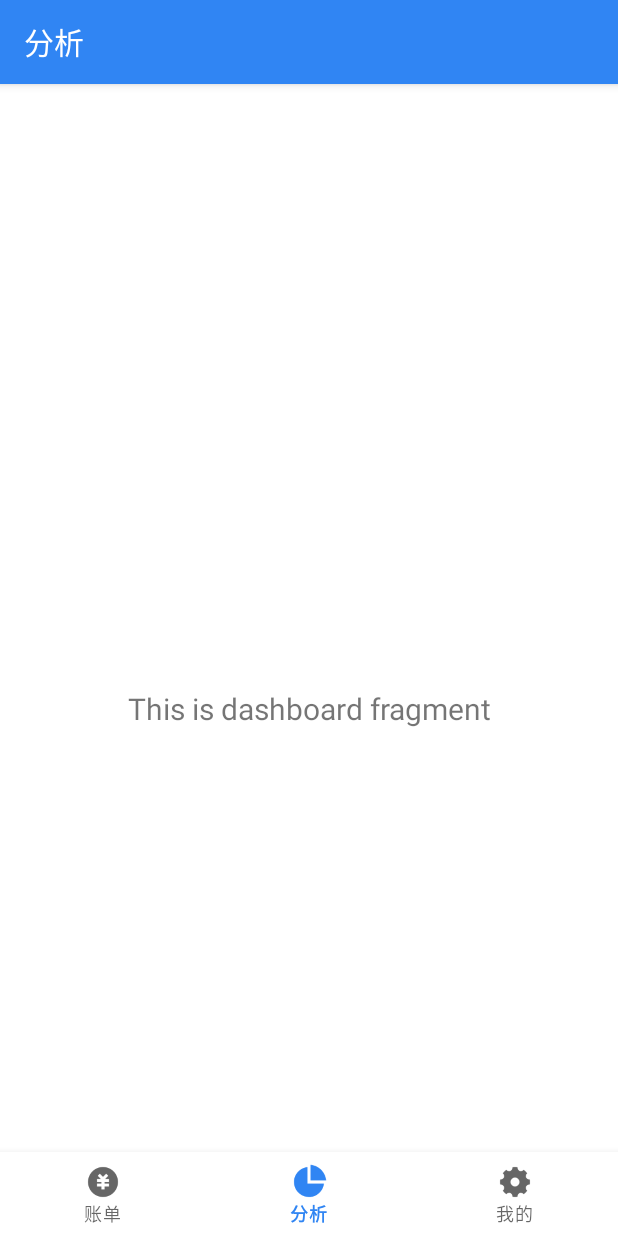
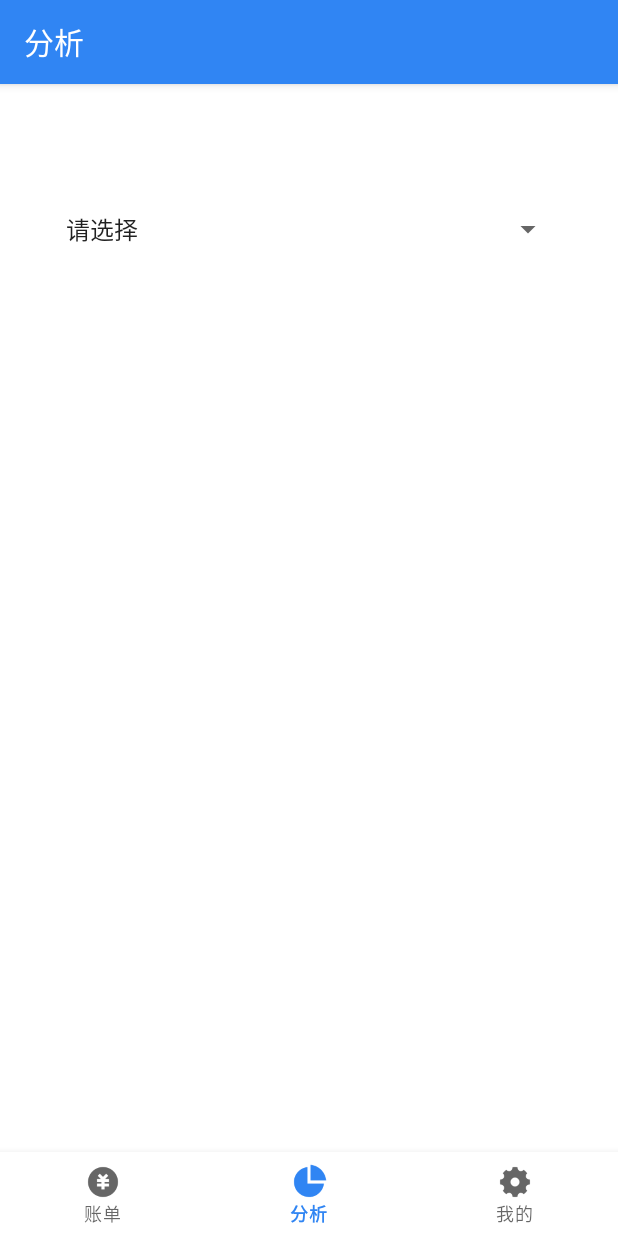
Before and after one commit to Poivre-hxx/financial-manage-sys, an Android app: the bar screen opened directly, with no data from a screen before it, item 2 of the bottom bar chosen, on a phone screen of 412 x 824 dp. Run offline under Robolectric (Android 15) with nearby library versions, the phone set to English and light mode, and no system bars; our stand-ins replace navigation-ui.

```diff
--- a/app/src/main/java/com/example/financial/ui/dashboard/DashboardFragment.java
+++ b/app/src/main/java/com/example/financial/ui/dashboard/DashboardFragment.java
@@ -1,15 +1,32 @@
 package com.example.financial.ui.dashboard;
 
+import androidx.appcompat.app.AppCompatActivity;
+
+import android.content.Intent;
+import android.database.Cursor;
+import android.database.sqlite.SQLiteDatabase;
 import android.os.Bundle;
+import android.os.Debug;
 import android.view.LayoutInflater;
 import android.view.View;
 import android.view.ViewGroup;
+import android.widget.AdapterView;
+import android.widget.CursorAdapter;
+import android.widget.Button;
+import android.widget.EditText;
+import android.widget.Spinner;
 import android.widget.TextView;
+import android.widget.Toast;
+import android.widget.ListView;
+import android.widget.SimpleCursorAdapter;
 
 import androidx.annotation.NonNull;
 import androidx.fragment.app.Fragment;
 import androidx.lifecycle.ViewModelProvider;
 
+import com.example.financial.DBHelper;
+import com.example.financial.MainActivity;
+import com.example.financial.R;
 import com.example.financial.databinding.FragmentDashboardBinding;
 
 public class DashboardFragment extends Fragment {
@@ -26,8 +43,49 @@ public class DashboardFragment extends Fragment {
 
         final TextView textView = binding.textDashboard;
         dashboardViewModel.getText().observe(getViewLifecycleOwner(), textView::setText);
+
+
+        Spinner querySpinner = binding.querySpinner;
+        EditText queryData = binding.queryData;
+        Button queryBtn = binding.queryBtn;
+        Button btnAdd = binding.btnAdd;
+        Button ListAll = binding.ListAll;
+
+        String query = querySpinner.getSelectedItem().toString();
+        // 监听querySpinner发生改变
+        querySpinner.setOnItemSelectedListener(new AdapterView.OnItemSelectedListener() {
+            @Override
+            public void onItemSelected(AdapterView<?> parent, View view, int position, long id) {
+                // 获取选中的值
+                String query = querySpinner.getSelectedItem().toString();
+
+                if(!query.equals("请选择")) {
+                    queryData.setVisibility(View.VISIBLE);
+                    queryBtn.setVisibility(View.VISIBLE);
+                    btnAdd.setVisibility(View.VISIBLE);
+                    ListAll.setVisibility(View.VISIBLE);
+
+                    queryBtn.setOnClickListener(new View.OnClickListener() {
+                        @Override
+                        public void onClick(View v) {
+                            String data = queryData.getText().toString();
+                            // 查询 spend 表中 query字段为 data 的数据
+                            if(data != "") {
+                                Toast.makeText(getActivity(), "查询成功", Toast.LENGTH_SHORT).show();
+                            }
+                        }
+                    });
+                }
+            }
+            @Override
+            public void onNothingSelected(AdapterView<?> parent) {
+            }
+        });
+
+
         return root;
     }
+
 
     @Override
     public void onDestroyView() {
--- a/app/src/main/java/com/example/financial/ui/dashboard/DashboardViewModel.java
+++ b/app/src/main/java/com/example/financial/ui/dashboard/DashboardViewModel.java
@@ -10,7 +10,7 @@ public class DashboardViewModel extends ViewModel {
 
     public DashboardViewModel() {
         mText = new MutableLiveData<>();
-        mText.setValue("This is dashboard fragment");
+        mText.setValue("");
     }
 
     public LiveData<String> getText() {
--- a/app/src/main/java/com/example/financial/ui/home/HomeViewModel.java
+++ b/app/src/main/java/com/example/financial/ui/home/HomeViewModel.java
@@ -10,7 +10,7 @@ public class HomeViewModel extends ViewModel {
 
     public HomeViewModel() {
         mText = new MutableLiveData<>();
-        mText.setValue("This is home fragment");
+        mText.setValue("");
     }
 
     public LiveData<String> getText() {
--- a/app/src/main/res/layout/fragment_dashboard.xml
+++ b/app/src/main/res/layout/fragment_dashboard.xml
@@ -19,4 +19,66 @@
         app:layout_constraintEnd_toEndOf="parent"
         app:layout_constraintStart_toStartOf="parent"
         app:layout_constraintTop_toTopOf="parent" />
+    <LinearLayout
+        android:layout_width="match_parent"
+        android:layout_height="match_parent"
+        android:orientation="vertical"
+        android:background="#ffffff"
+        android:padding="16dp">
+
+        <Spinner
+            android:id="@+id/querySpinner"
+            android:layout_width="340dp"
+            android:layout_height="50dp"
+            android:layout_marginStart="20dp"
+            android:layout_marginTop="0dp"
+            android:layout_marginEnd="20dp"
+            android:dropDownWidth="match_parent"
+            android:entries="@array/classArray"
+            android:scrollbarSize="10dp" />
+
+        <EditText
+            android:id="@+id/queryData"
+            android:visibility="invisible"
+            android:layout_width="match_parent"
+            android:layout_height="wrap_content"
+            android:layout_marginStart="25dp"
+            android:layout_marginEnd="25dp"
+            android:ems="10"
+            android:inputType="textPersonName"
+            android:hint="请输入查询内容" />
+
+        <Button
+            android:id="@+id/queryBtn"
+            android:visibility="invisible"
+            android:layout_width="wrap_content"
+            android:layout_height="wrap_content"
+            android:layout_marginStart="25dp"
+            android:layout_marginEnd="30dp"
+            android:layout_gravity="right"
+            android:text="查询" />
+
+        <ListView
+            android:id="@+id/list"
+            android:layout_width="match_parent"
+            android:layout_height="wrap_content"
+            android:layout_marginLeft="80dp"
+            android:layout_marginTop="20dp"
+            android:layout_marginRight="80dp" />
+
+        <Button
+            android:id="@+id/btnAdd"
+            android:layout_width="match_parent"
+            android:layout_height="wrap_content"
+            android:visibility="invisible"
+            android:text="Add" />
+
+        <Button
+            android:id="@+id/ListAll"
+            android:layout_width="match_parent"
+            android:layout_height="wrap_content"
+            android:visibility="invisible"
+            android:text="ListAll" />
+
+    </LinearLayout>
 </androidx.constraintlayout.widget.ConstraintLayout>
--- a/app/src/main/res/menu/bottom_nav_menu.xml
+++ b/app/src/main/res/menu/bottom_nav_menu.xml
@@ -6,18 +6,21 @@
         android:id="@+id/navigation_home"
         android:icon="@drawable/money_chosen"
         android:title="@string/title_home"
+        app:destination="@id/navigation_home"
         app:showAsAction="withText" />
 
     <item
         android:id="@+id/navigation_dashboard"
         android:icon="@drawable/pie_chosen"
         android:title="@string/title_dashboard"
+        app:destination="@id/navigation_dashboard"
         app:showAsAction="withText" />
 
     <item
         android:id="@+id/navigation_notifications"
         android:icon="@drawable/settings_chosen"
         android:title="@string/title_notifications"
+        app:destination="@id/navigation_notifications"
         app:showAsAction="withText" />
 
 </menu>
--- a/app/src/main/res/navigation/mobile_navigation.xml
+++ b/app/src/main/res/navigation/mobile_navigation.xml
@@ -3,13 +3,14 @@
     xmlns:app="http://schemas.android.com/apk/res-auto"
     xmlns:tools="http://schemas.android.com/tools"
     android:id="@+id/mobile_navigation"
-    app:startDestination="@+id/navigation_notifications">
+    app:startDestination="@+id/navigation_dashboard">
 
     <fragment
         android:id="@+id/navigation_home"
         android:name="com.example.financial.ui.home.HomeFragment"
         android:label="@string/title_home"
-        tools:layout="@layout/fragment_home" />
+        tools:layout="@layout/fragment_home" >
+    </fragment>
 
     <fragment
         android:id="@+id/navigation_dashboard"
--- /dev/null
+++ b/app/src/main/res/values/arrays.xml
@@ -0,0 +1,11 @@
+<?xml version="1.0" encoding="utf-8"?>
+<resources>
+    <string-array name="classArray">
+        <item>请选择</item>
+        <item>名称</item>
+        <item>类别</item>
+        <item>金额</item>
+        <item>月份</item>
+        <item>日期</item>
+    </string-array>
+</resources>
```
Also changed, not shown: app/src/main/AndroidManifest.xml (+7 -0 lines), app/src/main/java/com/example/financial/DBHelper.java (added, +41 -0 lines), app/src/main/java/com/example/financial/DetailActivity.java (added, +97 -0 lines), app/src/main/java/com/example/financial/Expend.java (added, +22 -0 lines), app/src/main/java/com/example/financial/ExpendRepo.java (added, +105 -0 lines), app/src/main/res/layout/activity_detail.xml (added, +155 -0 lines).
